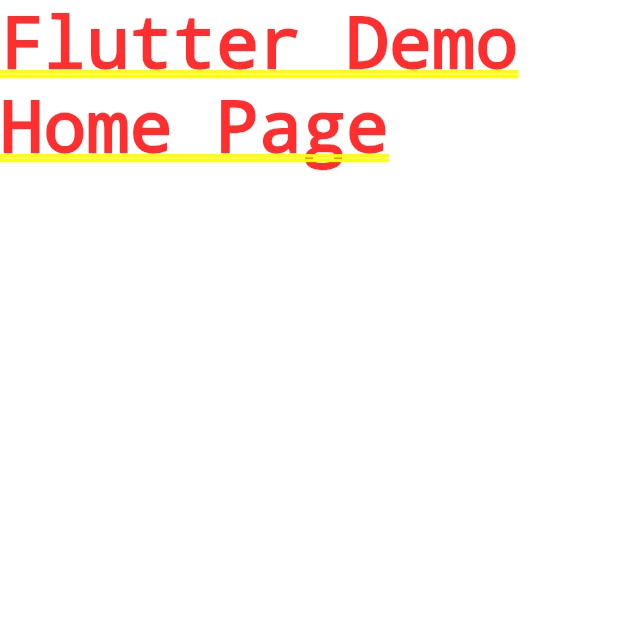
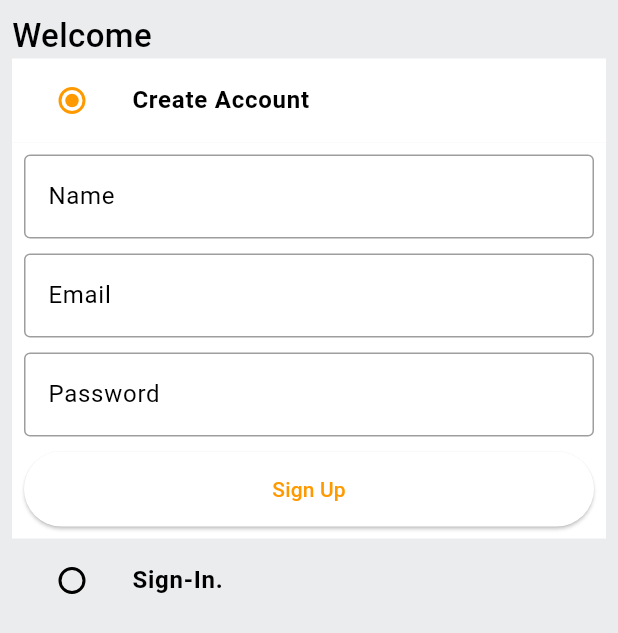
Before and after one commit to Ayushgupta91003/e_commerce, a Flutter app: the screen it shows after launch, on a phone screen of 412 x 824 dp. Shown: the top 633 px of the screen. Run offline on Flutter 3.47's test engine with Material 3 defaults, Android fonts, the phone set to English and light mode, and no system bars.

Commit message:
auth screen made

```diff
--- /dev/null
+++ b/lib/common/widgets/custom_button.dart
@@ -0,0 +1,18 @@
+import 'package:flutter/material.dart';
+
+class CustomButton extends StatelessWidget {
+  final String text;
+  final VoidCallback onTap;
+  const CustomButton({super.key, required this.text, required this.onTap});
+
+  @override
+  Widget build(BuildContext context) {
+    return ElevatedButton(
+      onPressed: onTap,
+      child: Text(text),
+      style: ElevatedButton.styleFrom(
+        minimumSize: const Size(double.infinity, 50),
+      ),
+    );
+  }
+}
--- /dev/null
+++ b/lib/common/widgets/custom_textfield.dart
@@ -0,0 +1,26 @@
+import 'package:flutter/material.dart';
+
+class CustomTextfield extends StatelessWidget {
+  final TextEditingController controller;
+  final String hintText;
+  const CustomTextfield(
+      {super.key, required this.controller, required this.hintText});
+
+  @override
+  Widget build(BuildContext context) {
+    return TextFormField(
+      controller: controller,
+      decoration: InputDecoration(
+          hintText: hintText,
+          border: const OutlineInputBorder(
+              borderSide: BorderSide(
+            color: Colors.black38,
+          )),
+          enabledBorder: const OutlineInputBorder(
+              borderSide: BorderSide(
+            color: Colors.black38,
+          ))),
+      validator: (val) {},
+    );
+  }
+}
--- /dev/null
+++ b/lib/constants/global_variables.dart
@@ -0,0 +1,18 @@
+import 'package:flutter/material.dart';
+
+class GlobalVariables {
+  // COLORS
+  static const appBarGradient = LinearGradient(
+    colors: [
+      Color.fromARGB(255, 29, 201, 192),
+      Color.fromARGB(255, 125, 221, 216),
+    ],
+    stops: [0.5, 1.0],
+  );
+
+  static const secondaryColor = Color.fromRGBO(255, 153, 0, 1);
+  static const backgroundColor = Colors.white;
+  static const Color greyBackgroundCOlor = Color(0xffebecee);
+  static var selectedNavBarColor = Colors.cyan[800]!;
+  static const unselectedNavBarColor = Colors.black87;
+}
--- /dev/null
+++ b/lib/features/auth/screens/auth_screen.dart
@@ -0,0 +1,170 @@
+import 'package:e_commerce/common/widgets/custom_button.dart';
+import 'package:e_commerce/common/widgets/custom_textfield.dart';
+import 'package:e_commerce/constants/global_variables.dart';
+import 'package:flutter/material.dart';
+
+enum Auth {
+  signin,
+  signup,
+}
+
+class AuthScreen extends StatefulWidget {
+  static const String routeName = '/auth-screen';
+  const AuthScreen({super.key});
+
+  @override
+  State<AuthScreen> createState() => _AuthScreenState();
+}
+
+class _AuthScreenState extends State<AuthScreen> {
+  Auth _auth = Auth.signup;
+  final _signUpFormKey = GlobalKey<FormState>();
+  final _signInFormKey = GlobalKey<FormState>();
+
+  final TextEditingController _emailController = TextEditingController();
+  final TextEditingController _passwordController = TextEditingController();
+  final TextEditingController _nameController = TextEditingController();
+
+  @override
+  void dispose() {
+    // TODO: implement dispose
+    super.dispose();
+    _emailController.dispose();
+    _passwordController.dispose();
+    _nameController.dispose();
+  }
+
+  @override
+  Widget build(BuildContext context) {
+    return Scaffold(
+      backgroundColor: GlobalVariables.greyBackgroundCOlor,
+      body: SafeArea(
+        child: Padding(
+          padding: const EdgeInsets.all(8.0),
+          child: Column(
+            // mainAxisAlignment: MainAxisAlignment.start,
+            crossAxisAlignment: CrossAxisAlignment.start,
+            children: [
+              const Text(
+                "Welcome",
+                style: TextStyle(
+                  fontSize: 22,
+                  fontWeight: FontWeight.w500,
+                ),
+              ),
+              ListTile(
+                tileColor: _auth == Auth.signup
+                    ? GlobalVariables.backgroundColor
+                    : GlobalVariables.greyBackgroundCOlor,
+                title: const Text(
+                  "Create Account",
+                  style: TextStyle(
+                    fontWeight: FontWeight.bold,
+                  ),
+                ),
+                leading: Radio(
+                  value: Auth.signup,
+                  groupValue: _auth,
+                  activeColor: GlobalVariables.secondaryColor,
+                  onChanged: (Auth? val) {
+                    setState(() {
+                      _auth = val!;
+                    });
+                  },
+                ),
+              ),
+              if (_auth == Auth.signup)
+                Container(
+                  color: GlobalVariables.backgroundColor,
+                  padding: EdgeInsets.all(8),
+                  child: Form(
+                    key: _signUpFormKey,
+                    child: Column(
+                      children: [
+                        CustomTextfield(
+                          controller: _nameController,
+                          hintText: 'Name',
+                        ),
+                        SizedBox(
+                          height: 10,
+                        ),
+                        CustomTextfield(
+                          controller: _emailController,
+                          hintText: 'Email',
+                        ),
+                        SizedBox(
+                          height: 10,
+                        ),
+                        CustomTextfield(
+                          controller: _passwordController,
+                          hintText: 'Password',
+                        ),
+                        SizedBox(
+                          height: 10,
+                        ),
+                        CustomButton(
+                          text: 'Sign Up',
+                          onTap: () {},
+                        )
+                      ],
+                    ),
+                  ),
+                ),
+              ListTile(
+                tileColor: _auth == Auth.signin
+                    ? GlobalVariables.backgroundColor
+                    : GlobalVariables.greyBackgroundCOlor,
+                title: const Text(
+                  "Sign-In.",
+                  style: TextStyle(
+                    fontWeight: FontWeight.bold,
+                  ),
+                ),
+                leading: Radio(
+                  value: Auth.signin,
+                  groupValue: _auth,
+                  activeColor: GlobalVariables.secondaryColor,
+                  onChanged: (Auth? val) {
+                    setState(() {
+                      _auth = val!;
+                    });
+                  },
+                ),
+              ),
+              if (_auth == Auth.signin)
+                Container(
+                  color: GlobalVariables.backgroundColor,
+                  padding: EdgeInsets.all(8),
+                  child: Form(
+                    key: _signUpFormKey,
+                    child: Column(
+                      children: [
+                        CustomTextfield(
+                          controller: _emailController,
+                          hintText: 'Email',
+                        ),
+                        SizedBox(
+                          height: 10,
+                        ),
+                        CustomTextfield(
+                          controller: _passwordController,
+                          hintText: 'Password',
+                        ),
+                        SizedBox(
+                          height: 10,
+                        ),
+                        CustomButton(
+                          text: 'Sign In',
+                          onTap: () {},
+                        )
+                      ],
+                    ),
+                  ),
+                ),
+            ],
+          ),
+        ),
+      ),
+    );
+  }
+}
--- a/lib/main.dart
+++ b/lib/main.dart
@@ -1,3 +1,6 @@
+import 'package:e_commerce/constants/global_variables.dart';
+import 'package:e_commerce/features/auth/screens/auth_screen.dart';
+import 'package:e_commerce/router.dart';
 import 'package:flutter/material.dart';
 
 void main() {
@@ -13,10 +16,49 @@ class MyApp extends StatelessWidget {
     return MaterialApp(
       title: 'ClickNBuy',
       theme: ThemeData(
-        colorScheme: ColorScheme.fromSeed(seedColor: Colors.deepPurple),
-        useMaterial3: true,
-      ),
-      home: const Text("Flutter Demo Home Page"),
+          scaffoldBackgroundColor: GlobalVariables.backgroundColor,
+          appBarTheme: const AppBarTheme(
+            elevation: 0,
+            iconTheme: IconThemeData(
+              color: Colors.black,
+            ),
+          ),
+          colorScheme: ColorScheme.light(
+            primary: GlobalVariables.secondaryColor,
+          )
+          // colorScheme: ColorScheme.fromSeed(seedColor: Colors.deepPurple),
+          // useMaterial3: true,
+          ),
+      onGenerateRoute: (settings) => generateRoute(settings),
+      home: const AuthScreen(),
     );
   }
 }
+
+
+
+
+/*
+
+Scaffold(
+        appBar: AppBar(
+          title: const Text("hello"),
+        ),
+        body: Column(
+          children: [
+            const Center(
+              child: const Text("Flutter Demo Home Page"),
+            ),
+            Builder(builder: (context) {
+              return ElevatedButton(
+                onPressed: () {
+                  Navigator.pushNamed(context, AuthScreen.routeName);
+                },
+                child: Text("Click"),
+              );
+            }),
+          ],
+        ),
+      ),
+
+*/
--- /dev/null
+++ b/lib/router.dart
@@ -0,0 +1,22 @@
+import 'package:e_commerce/features/auth/screens/auth_screen.dart';
+import 'package:flutter/material.dart';
+
+Route<dynamic> generateRoute(RouteSettings routeSettings) {
+  switch (routeSettings.name) {
+    case AuthScreen.routeName:
+      return MaterialPageRoute(
+        settings: routeSettings,
+        builder: (_) => const AuthScreen(),
+      );
+
+    default:
+      return MaterialPageRoute(
+        settings: routeSettings,
+        builder: (_) => const Scaffold(
+          body: Center(
+            child: Text("Screen does not exist!"),
+          ),
+        ),
+      );
+  }
+}
```
